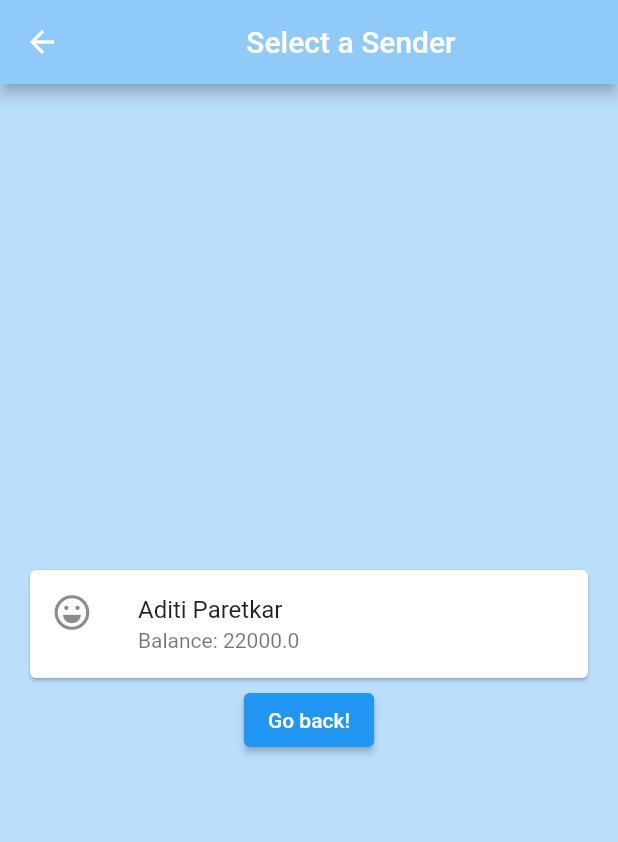
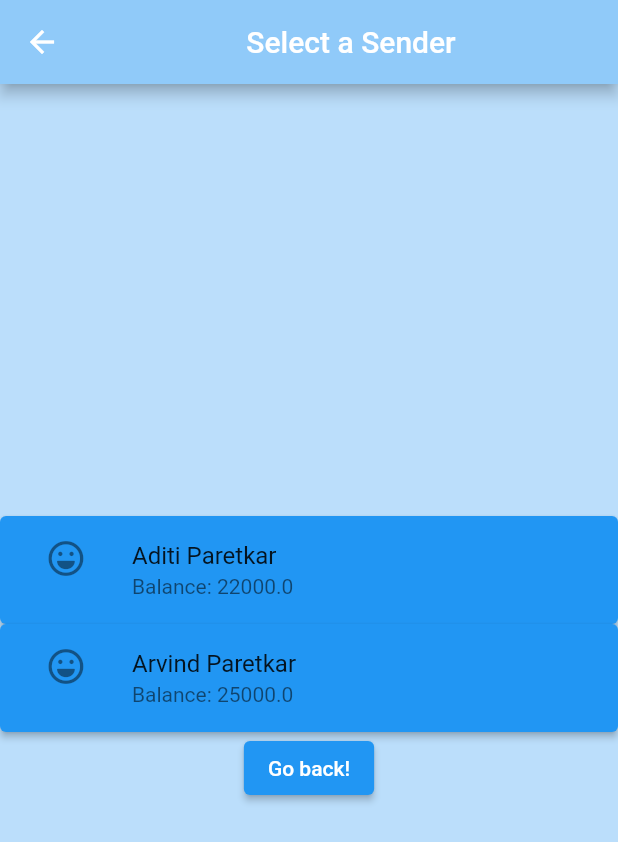
Before and after one commit to alwaysaditi/newproject1, a Flutter app: the Senders screen opened directly, on a phone screen of 412 x 824 dp. Shown: the top 842 px of the screen. Run offline on Flutter 3.47's test engine with Material 2 defaults, Android fonts, the phone set to English and light mode, and no system bars; our stand-ins replace font_awesome_flutter, sqflite; accounts and stored records are empty.

Commit message:
Senders template changed

```diff
--- a/lib/senders.dart
+++ b/lib/senders.dart
@@ -1,5 +1,9 @@
 import 'package:flutter/material.dart';
 import 'package:font_awesome_flutter/font_awesome_flutter.dart';
+
+whichchoice(int choice) {
+  print('$choice was pressed');
+}
 
 class Senders extends StatefulWidget {
   const Senders({Key? key}) : super(key: key);
@@ -9,10 +13,36 @@ class Senders extends StatefulWidget {
 }
 
 double bal1 = 22000;
+double bal2 = 25000;
 
 class _SendersState extends State<Senders> {
-  whichchoice(int choice) {
-    print('$choice was pressed');
+  Center WidgetBuilder(String name, double balance, int choice) {
+    return Center(
+      child: ElevatedButton(
+        onPressed: () {
+          whichchoice(choice);
+        },
+        child: Column(
+          mainAxisSize: MainAxisSize.min,
+          children: <Widget>[
+            ListTile(
+              leading: Icon(FontAwesomeIcons.laugh),
+              title: Text(
+                '$name',
+              ),
+              subtitle: Text(
+                'Balance: $balance',
+              ),
+            ),
+
+          ],
+        ),
+      ),
+    );
+  }
+
+  Senders() {
+    print("Constructor called");
   }
 
   @override
@@ -27,25 +57,10 @@ class _SendersState extends State<Senders> {
       body: Center(
         child: SingleChildScrollView(
           child: Wrap(children: [
-            FlatButton(
-              onPressed: whichchoice(1),
-              child: Card(
-                child: Column(
-                  mainAxisSize: MainAxisSize.min,
-                  children: <Widget>[
-                     ListTile(
-                      leading: Icon(FontAwesomeIcons.laugh),
-                      title: Text(
-                        'Aditi Paretkar',
-                      ),
-                      subtitle: Text(
-                        'Balance: $bal1',
-                      ),
-                    ),
-                  ],
-                ),
-              ),
-            ),
+            WidgetBuilder('Aditi Paretkar', 22000, 1),
+            SizedBox(height:5),
+            WidgetBuilder('Arvind Paretkar', 25000, 2),
+
             Center(
               child: ElevatedButton(
                 onPressed: () {
@@ -53,7 +68,7 @@ class _SendersState extends State<Senders> {
                 },
                 child: Text('Go back!'),
               ),
-            )
+            ),
           ]),
         ),
       ),
--- a/lib/userlist.dart
+++ b/lib/userlist.dart
@@ -2,6 +2,9 @@ import 'package:flutter/material.dart';
 import 'package:font_awesome_flutter/font_awesome_flutter.dart';
 
 class UserList extends StatelessWidget {
+  whichchoice(int choice) {
+    print('$choice was pressed');
+  }
   @override
   Widget build(BuildContext context) {
     return Scaffold(
@@ -28,6 +31,7 @@ class UserList extends StatelessWidget {
                         'aditiparetkar@gmail.com',
                       ),
                     ),
+
                   ],
                 ),
               ),
```
